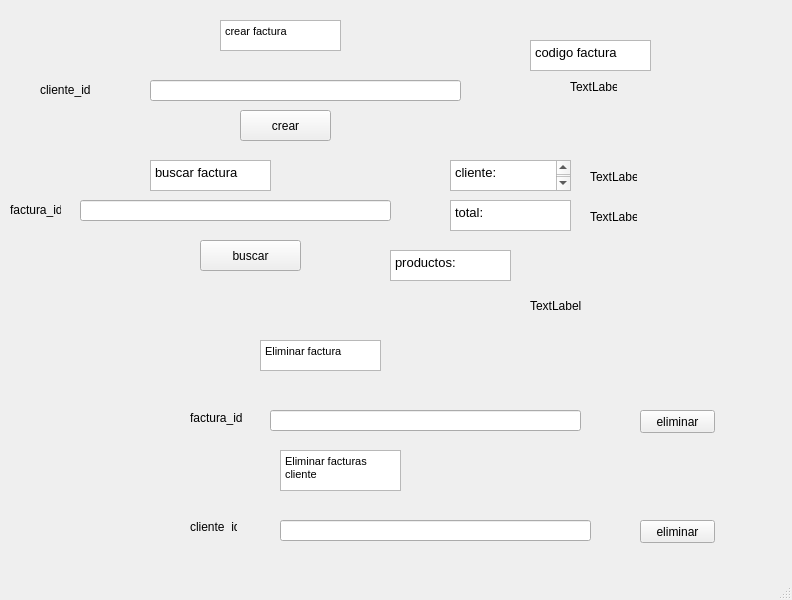
Above: factura.ui from santi2113/final_progra4 before the change. Below: the same form after it.
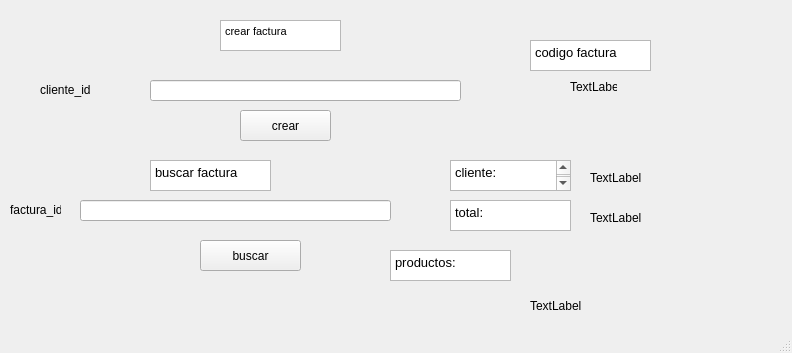
That is the form after the change.

What changed in the file:
```diff
--- a/factura.ui
+++ b/factura.ui
@@ -7,7 +7,7 @@
     <x>0</x>
     <y>0</y>
     <width>792</width>
-    <height>600</height>
+    <height>353</height>
    </rect>
   </property>
   <property name="windowTitle">
@@ -132,8 +132,8 @@
      <rect>
       <x>590</x>
       <y>170</y>
-      <width>47</width>
-      <height>13</height>
+      <width>151</width>
+      <height>16</height>
      </rect>
     </property>
     <property name="text">
@@ -145,8 +145,8 @@
      <rect>
       <x>590</x>
       <y>210</y>
-      <width>47</width>
-      <height>13</height>
+      <width>131</width>
+      <height>16</height>
      </rect>
     </property>
     <property name="text">
```
